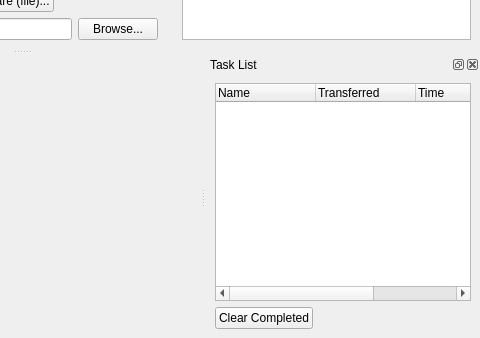
Before: the Qt Designer form src/qt-gui/MainWindow.ui in MrHacky/uftt, drawn with Qt 5; both pictures show x 437 to 917 and y 255 to 593 of the 917 by 593 pixel window.
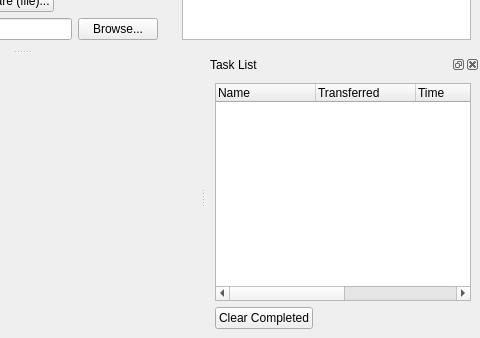
After: the same form once the commit is applied. Custom widgets are drawn as their Qt base class.

Commit message: Implement send queue.

What changed in the file:
```diff
--- a/src/qt-gui/MainWindow.ui
+++ b/src/qt-gui/MainWindow.ui
@@ -267,6 +267,11 @@
          <string>Status</string>
         </property>
        </column>
+       <column>
+        <property name="text" >
+         <string>Queue</string>
+        </property>
+       </column>
       </widget>
      </item>
      <item>
```
The commit also changes 4 other files.
